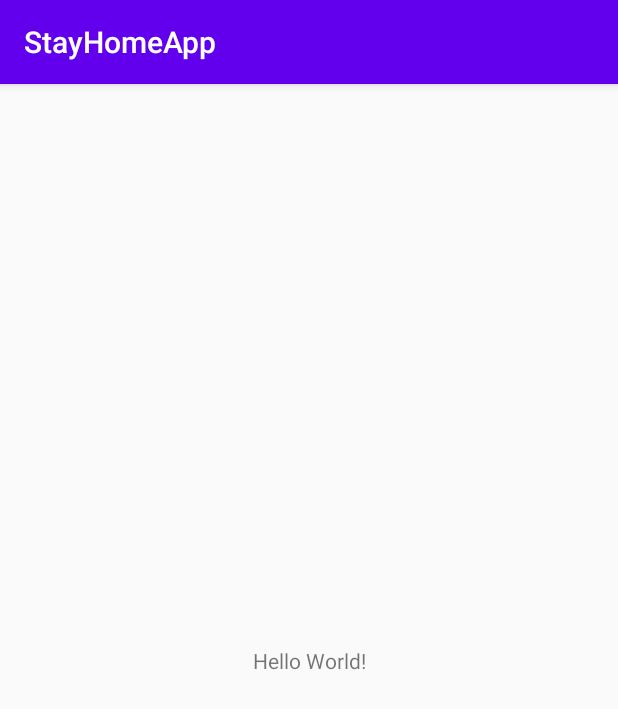
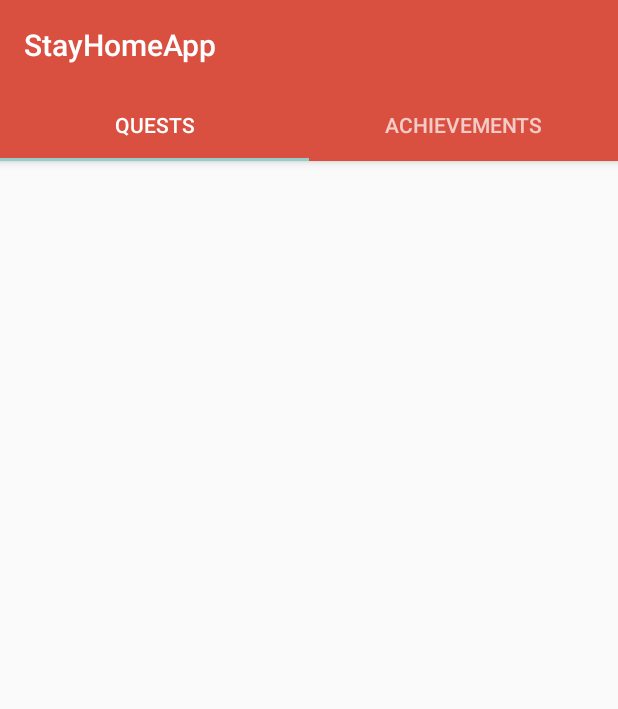
Before and after one commit to Paulpanther/StayhomeApp, an Android app: the screen it shows after launch (MainActivity), on a phone screen of 412 x 824 dp. Shown: the top 709 px of the screen. Run offline under Robolectric (Android 15) with nearby library versions, the phone set to English and light mode, and no system bars.

Commit message:
Adds tab layout for quest and achievement tab

```diff
--- a/app/build.gradle
+++ b/app/build.gradle
@@ -28,9 +28,11 @@ android {
 dependencies {
     implementation fileTree(dir: 'libs', include: ['*.jar'])
     implementation "org.jetbrains.kotlin:kotlin-stdlib-jdk7:$kotlin_version"
-    implementation 'androidx.appcompat:appcompat:1.0.2'
-    implementation 'androidx.core:core-ktx:1.0.2'
+    implementation 'androidx.appcompat:appcompat:1.1.0'
+    implementation 'androidx.core:core-ktx:1.2.0'
     implementation 'androidx.constraintlayout:constraintlayout:1.1.3'
+    implementation 'com.google.android.material:material:1.1.0'
+    implementation 'androidx.lifecycle:lifecycle-extensions:2.2.0'
     testImplementation 'junit:junit:4.12'
     androidTestImplementation 'androidx.test.ext:junit:1.1.1'
     androidTestImplementation 'androidx.test.espresso:espresso-core:3.2.0'
--- a/app/src/main/AndroidManifest.xml
+++ b/app/src/main/AndroidManifest.xml
@@ -9,7 +9,10 @@
         android:roundIcon="@mipmap/ic_launcher_round"
         android:supportsRtl="true"
         android:theme="@style/AppTheme">
-        <activity android:name=".MainActivity">
+        <activity
+            android:name=".ui.MainActivity"
+            android:label="@string/title_activity_default"
+            android:theme="@style/AppTheme.NoActionBar">
             <intent-filter>
                 <action android:name="android.intent.action.MAIN" />
 
--- /dev/null
+++ b/app/src/main/java/de/wvvh/stayhomeapp/ui/MainActivity.kt
@@ -0,0 +1,27 @@
+package de.wvvh.stayhomeapp.ui
+
+import android.os.Bundle
+import androidx.appcompat.app.AppCompatActivity
+import androidx.fragment.app.FragmentPagerAdapter.BEHAVIOR_RESUME_ONLY_CURRENT_FRAGMENT
+import androidx.viewpager.widget.ViewPager
+import com.google.android.material.floatingactionbutton.FloatingActionButton
+import com.google.android.material.snackbar.Snackbar
+import com.google.android.material.tabs.TabLayout
+import de.wvvh.stayhomeapp.R
+import de.wvvh.stayhomeapp.ui.main.SectionsPagerAdapter
+
+class MainActivity : AppCompatActivity() {
+
+    override fun onCreate(savedInstanceState: Bundle?) {
+        super.onCreate(savedInstanceState)
+        setContentView(R.layout.activity_main)
+        val sectionsPagerAdapter = SectionsPagerAdapter(
+            this,
+            supportFragmentManager,
+            BEHAVIOR_RESUME_ONLY_CURRENT_FRAGMENT)
+        val viewPager: ViewPager = findViewById(R.id.view_pager)
+        viewPager.adapter = sectionsPagerAdapter
+        val tabs: TabLayout = findViewById(R.id.tabs)
+        tabs.setupWithViewPager(viewPager)
+    }
+}
--- /dev/null
+++ b/app/src/main/java/de/wvvh/stayhomeapp/ui/main/AchievementFragment.kt
@@ -0,0 +1,21 @@
+package de.wvvh.stayhomeapp.ui.main
+
+import android.os.Bundle
+import android.view.LayoutInflater
+import android.view.View
+import android.view.ViewGroup
+import de.wvvh.stayhomeapp.R
+
+/**
+ * @author Antonius Naumann
+ * @date 21.03.2020
+ */
+class AchievementFragment: TabFragment() {
+    override fun onCreateView(
+        inflater: LayoutInflater, container: ViewGroup?,
+        savedInstanceState: Bundle?
+    ): View? {
+        val root = inflater.inflate(R.layout.fragment_main_achievement, container, false)
+        return root
+    }
+}
--- /dev/null
+++ b/app/src/main/java/de/wvvh/stayhomeapp/ui/main/PageViewModel.kt
@@ -0,0 +1,19 @@
+package de.wvvh.stayhomeapp.ui.main
+
+import androidx.lifecycle.LiveData
+import androidx.lifecycle.MutableLiveData
+import androidx.lifecycle.Transformations
+import androidx.lifecycle.ViewModel
+import androidx.lifecycle.ViewModelProvider
+
+class PageViewModel : ViewModel() {
+
+    private val _index = MutableLiveData<Int>()
+    val text: LiveData<String> = Transformations.map(_index) {
+        "Hello world from section: $it"
+    }
+
+    fun setIndex(index: Int) {
+        _index.value = index
+    }
+}
--- /dev/null
+++ b/app/src/main/java/de/wvvh/stayhomeapp/ui/main/QuestFragment.kt
@@ -0,0 +1,21 @@
+package de.wvvh.stayhomeapp.ui.main
+
+import android.os.Bundle
+import android.view.LayoutInflater
+import android.view.View
+import android.view.ViewGroup
+import de.wvvh.stayhomeapp.R
+
+/**
+ * @author Antonius Naumann
+ * @date 21.03.2020
+ */
+class QuestFragment: TabFragment() {
+    override fun onCreateView(
+        inflater: LayoutInflater, container: ViewGroup?,
+        savedInstanceState: Bundle?
+    ): View? {
+        val root = inflater.inflate(R.layout.fragment_main_quest, container, false)
+        return root
+    }
+}
--- /dev/null
+++ b/app/src/main/java/de/wvvh/stayhomeapp/ui/main/SectionsPagerAdapter.kt
@@ -0,0 +1,35 @@
+package de.wvvh.stayhomeapp.ui.main
+
+import android.content.Context
+import androidx.fragment.app.Fragment
+import androidx.fragment.app.FragmentManager
+import androidx.fragment.app.FragmentPagerAdapter
+import de.wvvh.stayhomeapp.R
+
+private val TAB_TITLES = arrayOf(
+    R.string.tab_quests,
+    R.string.tab_achievements
+)
+
+/**
+ * A [FragmentPagerAdapter] that returns a fragment corresponding to
+ * one of the sections/tabs/pages.
+ */
+class SectionsPagerAdapter(private val context: Context, fm: FragmentManager, mode: Int) :
+    FragmentPagerAdapter(fm, mode) {
+
+    override fun getItem(position: Int): Fragment = when (position) {
+        0 -> QuestFragment()
+        1 -> AchievementFragment()
+        else -> AchievementFragment()
+    }
+
+    override fun getPageTitle(position: Int): CharSequence? {
+        return context.resources.getString(TAB_TITLES[position])
+    }
+
+    override fun getCount(): Int {
+        // Show 2 total pages.
+        return 2
+    }
+}
--- /dev/null
+++ b/app/src/main/java/de/wvvh/stayhomeapp/ui/main/TabFragment.kt
@@ -0,0 +1,15 @@
+package de.wvvh.stayhomeapp.ui.main
+
+import android.os.Bundle
+import androidx.fragment.app.Fragment
+import androidx.lifecycle.ViewModelProvider
+
+abstract class TabFragment : Fragment() {
+
+    protected lateinit var pageViewModel: PageViewModel
+
+    override fun onCreate(savedInstanceState: Bundle?) {
+        super.onCreate(savedInstanceState)
+        pageViewModel = ViewModelProvider(this).get(PageViewModel::class.java)
+    }
+}
--- a/app/src/main/res/layout/activity_main.xml
+++ b/app/src/main/res/layout/activity_main.xml
@@ -1,18 +1,44 @@
 <?xml version="1.0" encoding="utf-8"?>
-<androidx.constraintlayout.widget.ConstraintLayout xmlns:android="http://schemas.android.com/apk/res/android"
+<androidx.coordinatorlayout.widget.CoordinatorLayout xmlns:android="http://schemas.android.com/apk/res/android"
     xmlns:app="http://schemas.android.com/apk/res-auto"
     xmlns:tools="http://schemas.android.com/tools"
     android:layout_width="match_parent"
     android:layout_height="match_parent"
-    tools:context=".MainActivity">
+    tools:context=".ui.MainActivity">
 
-    <TextView
+    <com.google.android.material.appbar.AppBarLayout
+        android:layout_width="match_parent"
+        android:layout_height="wrap_content"
+        android:theme="@style/AppTheme.AppBarOverlay">
+
+        <TextView
+            android:id="@+id/title"
+            android:layout_width="wrap_content"
+            android:layout_height="wrap_content"
+            android:gravity="center"
+            android:minHeight="?actionBarSize"
+            android:padding="@dimen/appbar_padding"
+            android:text="@string/app_name"
+            android:textAppearance="@style/TextAppearance.Widget.AppCompat.Toolbar.Title" />
+
+        <com.google.android.material.tabs.TabLayout
+            android:id="@+id/tabs"
+            android:layout_width="match_parent"
+            android:layout_height="wrap_content"
+            android:background="?attr/colorPrimary" />
+    </com.google.android.material.appbar.AppBarLayout>
+
+    <androidx.viewpager.widget.ViewPager
+        android:id="@+id/view_pager"
+        android:layout_width="match_parent"
+        android:layout_height="match_parent"
+        app:layout_behavior="@string/appbar_scrolling_view_behavior" />
+
+    <!--com.google.android.material.floatingactionbutton.FloatingActionButton
+        android:id="@+id/fab"
         android:layout_width="wrap_content"
         android:layout_height="wrap_content"
-        android:text="Hello World!"
-        app:layout_constraintBottom_toBottomOf="parent"
-        app:layout_constraintLeft_toLeftOf="parent"
-        app:layout_constraintRight_toRightOf="parent"
-        app:layout_constraintTop_toTopOf="parent" />
-
-</androidx.constraintlayout.widget.ConstraintLayout>
+        android:layout_gravity="bottom|end"
+        android:layout_margin="@dimen/fab_margin"
+        app:srcCompat="@android:drawable/ic_dialog_email" /-->
+</androidx.coordinatorlayout.widget.CoordinatorLayout>
--- /dev/null
+++ b/app/src/main/res/layout/fragment_main_quest.xml
@@ -0,0 +1,18 @@
+<?xml version="1.0" encoding="utf-8"?>
+<androidx.constraintlayout.widget.ConstraintLayout xmlns:android="http://schemas.android.com/apk/res/android"
+    xmlns:app="http://schemas.android.com/apk/res-auto"
+    xmlns:tools="http://schemas.android.com/tools"
+    android:id="@+id/quest_layout"
+    android:layout_width="match_parent"
+    android:layout_height="match_parent"
+    tools:context=".ui.main.AchievementFragment">
+
+    <androidx.recyclerview.widget.RecyclerView
+        android:id="@+id/quest_list"
+        android:layout_width="match_parent"
+        android:layout_height="match_parent"
+        android:clipToPadding="false"
+        android:padding="4dp"
+        tools:listitem="@layout/achievement_card" />
+
+</androidx.constraintlayout.widget.ConstraintLayout>
--- /dev/null
+++ b/app/src/main/res/values-w820dp/dimens.xml
@@ -0,0 +1,6 @@
+<resources>
+    <!-- Example customization of dimensions originally defined in res/values/dimens.xml
+         (such as screen margins) for screens with more than 820dp of available width. This
+         would include 7" and 10" devices in landscape (~960dp and ~1280dp respectively). -->
+    <dimen name="activity_horizontal_margin">64dp</dimen>
+</resources>
--- a/app/src/main/res/values/colors.xml
+++ b/app/src/main/res/values/colors.xml
@@ -1,6 +1,6 @@
 <?xml version="1.0" encoding="utf-8"?>
 <resources>
-    <color name="colorPrimary">#6200EE</color>
-    <color name="colorPrimaryDark">#3700B3</color>
-    <color name="colorAccent">#03DAC5</color>
+    <color name="colorPrimary">#D95041</color>
+    <color name="colorPrimaryDark">#873229</color>
+    <color name="colorAccent">#93CFC6</color>
 </resources>
--- /dev/null
+++ b/app/src/main/res/values/dimens.xml
@@ -0,0 +1,8 @@
+<resources>
+    <!-- Default screen margins, per the Android Design guidelines. -->
+    <dimen name="activity_horizontal_margin">16dp</dimen>
+    <dimen name="activity_vertical_margin">16dp</dimen>
+    <dimen name="appbar_padding">16dp</dimen>
+    <dimen name="fab_margin">16dp</dimen>
+    <dimen name="appbar_padding_top">8dp</dimen>
+</resources>
--- a/app/src/main/res/values/strings.xml
+++ b/app/src/main/res/values/strings.xml
@@ -1,3 +1,6 @@
 <resources>
     <string name="app_name">StayHomeApp</string>
+    <string name="title_activity_default">DefaultActivity</string>
+    <string name="tab_quests">Quests</string>
+    <string name="tab_achievements">Achievements</string>
 </resources>
--- a/app/src/main/res/values/styles.xml
+++ b/app/src/main/res/values/styles.xml
@@ -8,4 +8,13 @@
         <item name="colorAccent">@color/colorAccent</item>
     </style>
 
+    <style name="AppTheme.NoActionBar">
+        <item name="windowActionBar">false</item>
+        <item name="windowNoTitle">true</item>
+    </style>
+
+    <style name="AppTheme.AppBarOverlay" parent="ThemeOverlay.AppCompat.Dark.ActionBar" />
+
+    <style name="AppTheme.PopupOverlay" parent="ThemeOverlay.AppCompat.Light" />
+
 </resources>
```
Also changed, not shown: app/src/main/java/de/wvvh/stayhomeapp/MainActivity.kt (deleted, +0 -12 lines), app/src/main/res/layout/achievement_card.xml (added, +56 -0 lines), app/src/main/res/layout/fragment_main_achievement.xml (added, +18 -0 lines).
